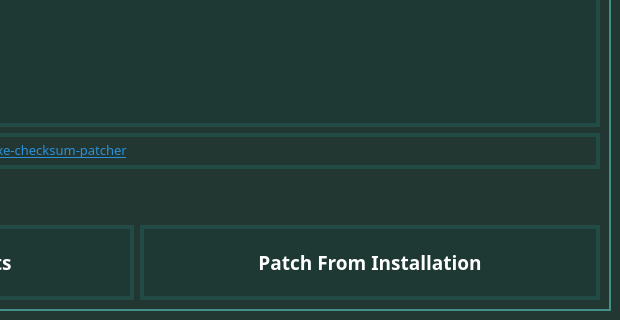
Qt form StellarisChecksumPatcher/UI/StellarisChecksumPatcherUI.ui (r0fld4nc3/Stellaris-Exe-Checksum-Patcher) before a commit; both pictures show x 346 to 966 and y 501 to 821 of the 966 by 821 pixel window.
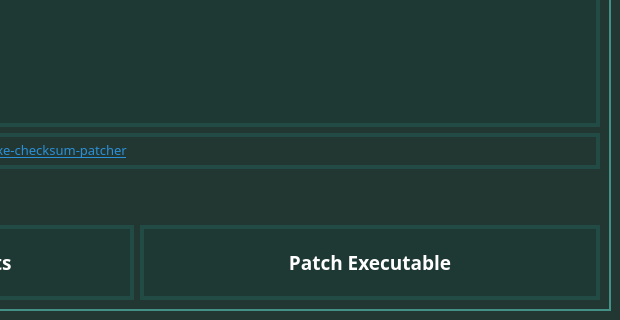
The same form after that commit.

The edit to the form file:
```diff
--- a/StellarisChecksumPatcher/UI/StellarisChecksumPatcherUI.ui
+++ b/StellarisChecksumPatcher/UI/StellarisChecksumPatcherUI.ui
@@ -458,7 +458,7 @@
 }</string>
            </property>
            <property name="text">
-            <string>Patch From Installation</string>
+            <string>Patch Executable</string>
            </property>
            <property name="iconSize">
             <size>
```
